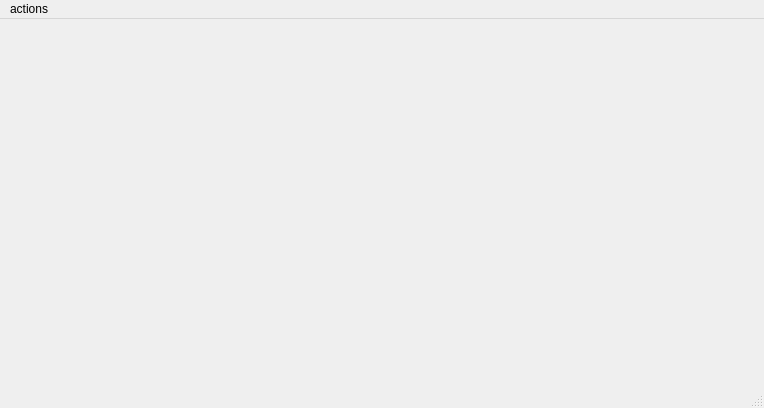
This is ui/mqtt_live.ui in SunshadeCorp/management-gui as Qt 5 draws it before an edit. The edited form follows.
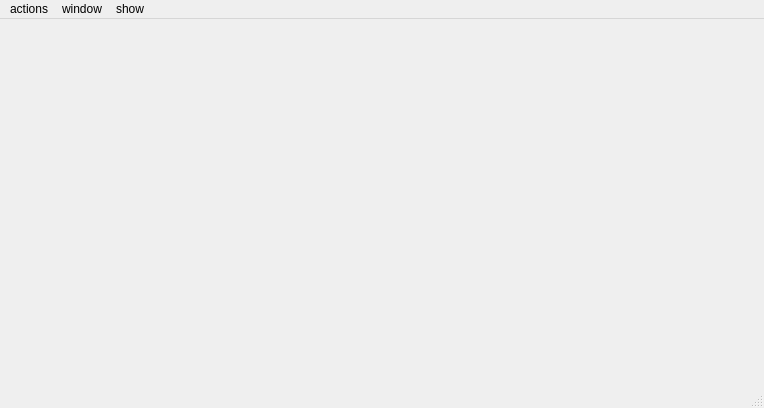
This is the edited form.

Commit message: accurate voltages + build timestamps + balancing_enabled switch + clean offline slaves + ota update slaves + show/hide buttons

```diff
--- a/ui/mqtt_live.ui
+++ b/ui/mqtt_live.ui
@@ -30,8 +30,29 @@
      <string>actions</string>
     </property>
     <addaction name="actionrestart_all"/>
+    <addaction name="actiondelete_offline"/>
+    <addaction name="actiondelete_no_slave_mapping"/>
+    <addaction name="actionota_update_all"/>
+   </widget>
+   <widget class="QMenu" name="menuwindow">
+    <property name="title">
+     <string>window</string>
+    </property>
+    <addaction name="actionmaster_info"/>
+   </widget>
+   <widget class="QMenu" name="menushow">
+    <property name="title">
+     <string>show</string>
+    </property>
+    <addaction name="actionhidden"/>
+    <addaction name="actionuptime"/>
+    <addaction name="actionbuild_timestamp"/>
+    <addaction name="separator"/>
+    <addaction name="actionauto_resize"/>
    </widget>
    <addaction name="menuactions"/>
+   <addaction name="menuwindow"/>
+   <addaction name="menushow"/>
   </widget>
   <widget class="QStatusBar" name="statusbar"/>
   <action name="actionrestart_all">
```
Left out of the diff: 69 changed lines with no effect on the pictures. The commit also changes 5 other files.
